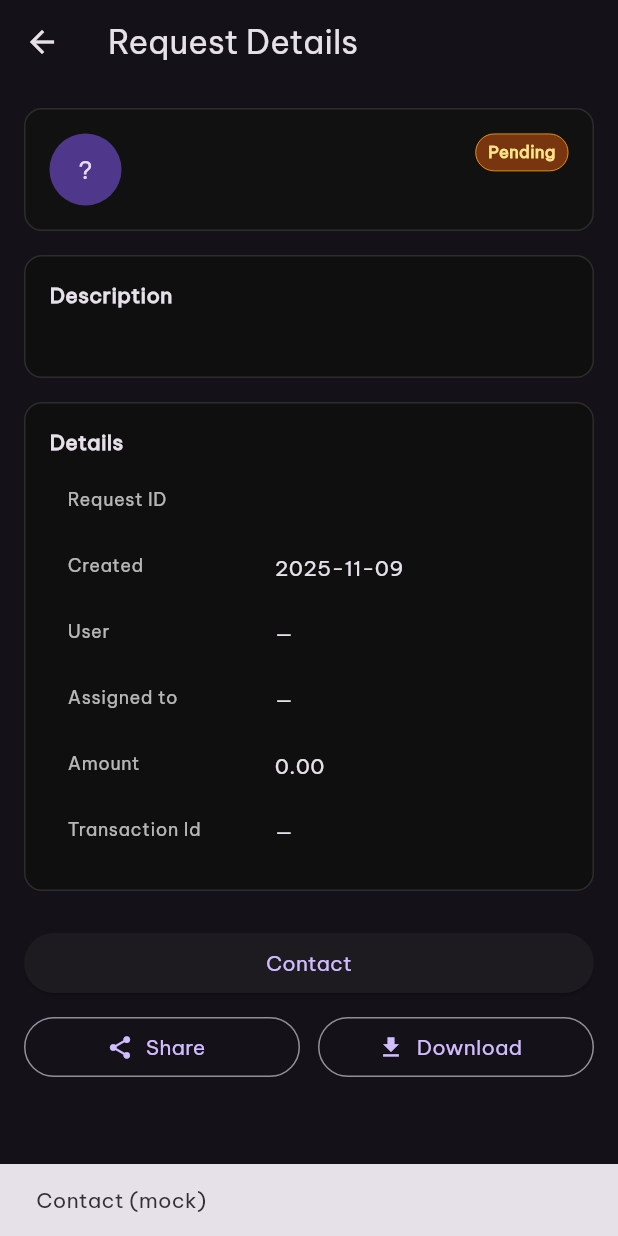
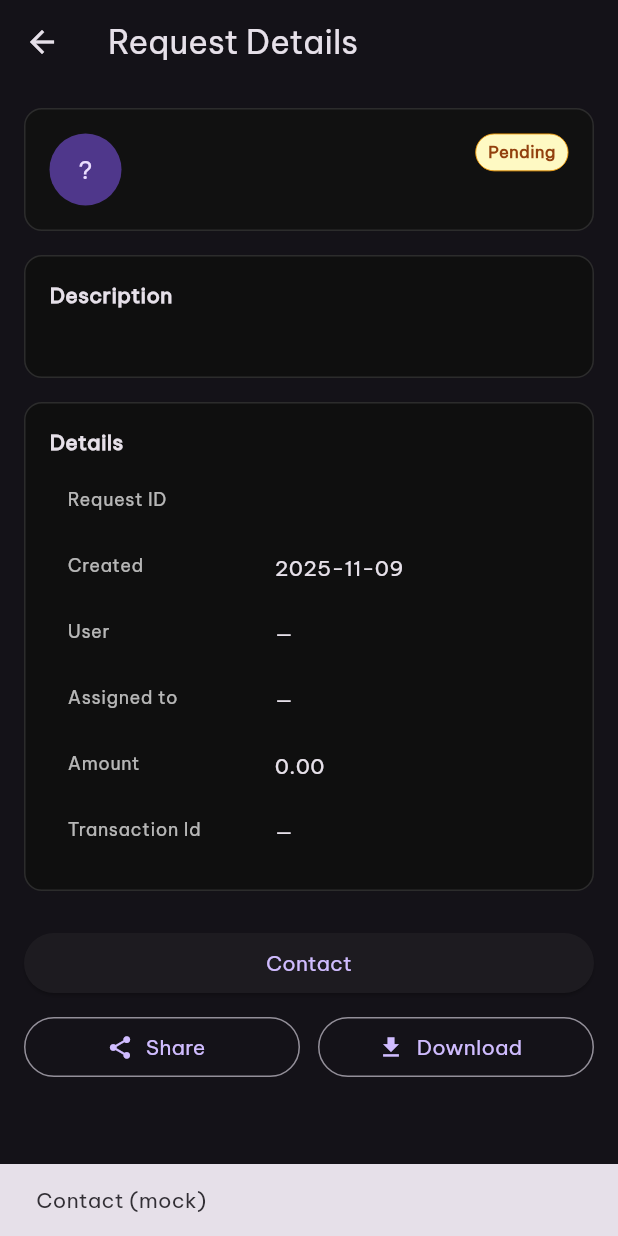
Before and after one commit to Beeziniss/Ekofy-Mobile, a Flutter app: the RequestDetailScreen screen opened directly with empty values, after a tap on "Contact", on a phone screen of 412 x 824 dp. Run offline on Flutter 3.47's test engine with Material 3 defaults, Android fonts, the phone set to English and light mode, and no system bars; our stand-ins replace dio, flutter_dotenv, flutter_otp_text_field, flutter_riverpod, flutter_secure_storage, flutter_svg and 3 more; accounts and stored records are empty; network calls fail; statements that could not run were skipped.

Commit message:
Add Transaction history UI + update status widget

```diff
--- a/ekofy_mobile/lib/core/widgets/badges/status_badge.dart
+++ b/ekofy_mobile/lib/core/widgets/badges/status_badge.dart
@@ -1,61 +1,48 @@
 import 'package:flutter/material.dart';
 
-import '../../../features/request_hub/data/models/request_status.dart';
+class AppStatusStyle {
+  final String label;
+  final Color bg;
+  final Color text;
+  final Color border;
 
-class StatusBadge extends StatelessWidget {
-  final RequestStatus status;
-  const StatusBadge({super.key, required this.status});
+  const AppStatusStyle({
+    required this.label,
+    required this.bg,
+    required this.text,
+    required this.border,
+  });
+}
+
+class AppStatusBadge extends StatelessWidget {
+  final AppStatusStyle style;
+  final EdgeInsets padding;
+  final double fontSize;
+
+  const AppStatusBadge({
+    super.key,
+    required this.style,
+    this.padding = const EdgeInsets.symmetric(horizontal: 8, vertical: 4),
+    this.fontSize = 11,
+  });
 
   @override
   Widget build(BuildContext context) {
-    final colors = _statusColors(status);
     return Container(
-      padding: const EdgeInsets.symmetric(horizontal: 8, vertical: 4),
+      padding: padding,
       decoration: BoxDecoration(
-        color: colors.background,
+        color: style.bg,
         borderRadius: BorderRadius.circular(999),
-        border: Border.all(color: colors.border, width: 0.6),
+        border: Border.all(color: style.border, width: 0.6),
       ),
       child: Text(
-        status.label,
-        style: TextStyle(fontSize: 11, fontWeight: FontWeight.w600, color: colors.text),
+        style.label,
+        style: TextStyle(
+          fontSize: fontSize,
+          fontWeight: FontWeight.w600,
+          color: style.text,
+        ),
       ),
     );
   }
 }
-
-class _StatusColors {
-  final Color background;
-  final Color text;
-  final Color border;
-  const _StatusColors(this.background, this.text, this.border);
-}
-
-_StatusColors _statusColors(RequestStatus status) {
-  switch (status) {
-    case RequestStatus.completed:
-      return _StatusColors(
-        const Color(0xFF064E3B), // dark green bg for dark theme
-        const Color(0xFFA7F3D0), // light green text
-        const Color(0xFF10B981),
-      );
-    case RequestStatus.pending:
-      return _StatusColors(
-        const Color(0xFF78350F),
-        const Color(0xFFFDE68A),
-        const Color(0xFFF59E0B),
-      );
-    case RequestStatus.inProgress:
-      return _StatusColors(
-        const Color(0xFF1E3A8A),
-        const Color(0xFFBFDBFE),
-        const Color(0xFF6366F1),
-      );
-    case RequestStatus.rejected:
-      return _StatusColors(
-        const Color(0xFF7F1D1D),
-        const Color(0xFFFCA5A5),
-        const Color(0xFFEF4444),
-      );
-  }
-}
--- a/ekofy_mobile/lib/features/request_hub/presentation/screens/request_detail_screen.dart
+++ b/ekofy_mobile/lib/features/request_hub/presentation/screens/request_detail_screen.dart
@@ -1,4 +1,6 @@
+import 'package:ekofy_mobile/features/request_hub/presentation/widgets/request_status_badge.dart';
 import 'package:flutter/material.dart';
+import 'package:graphql_flutter/graphql_flutter.dart';
 
 import '../../../../core/widgets/info/key_value_table.dart';
 import '../../data/models/request.dart';
@@ -59,7 +61,7 @@
               ],
             ),
           ),
-          StatusBadge(status: item.status),
+          RequestStatusBadge(status: item.status),
         ],
       ),
     );
--- a/ekofy_mobile/lib/features/request_hub/presentation/widgets/request_card.dart
+++ b/ekofy_mobile/lib/features/request_hub/presentation/widgets/request_card.dart
@@ -1,8 +1,9 @@
+import 'package:ekofy_mobile/features/request_hub/presentation/widgets/request_status_badge.dart';
 import 'package:flutter/material.dart';
 
 import '../../data/models/request.dart';
 import '../../data/models/request_status.dart';
-import '../../../../core/widgets/badges/status_badge.dart';
+
 
 class RequestCard extends StatelessWidget {
   final RequestItem item;
@@ -88,7 +89,7 @@
                   else
                     _pill(label: _formatAmount(item.amount, item.currency)),
                   const Spacer(),
-                  StatusBadge(status: item.status),
+                  RequestStatusBadge(status: item.status),
                 ],
               )
             ],
--- /dev/null
+++ b/ekofy_mobile/lib/features/request_hub/presentation/widgets/request_status_badge.dart
@@ -0,0 +1,15 @@
+import 'package:ekofy_mobile/core/widgets/badges/status_badge.dart';
+import 'package:ekofy_mobile/features/request_hub/data/models/request_status.dart';
+import 'package:flutter/material.dart';
+import 'package:ekofy_mobile/features/request_hub/presentation/widgets/request_status_badge_style.dart';
+
+
+class RequestStatusBadge extends StatelessWidget {
+  final RequestStatus status;
+  const RequestStatusBadge({super.key, required this.status});
+
+  @override
+  Widget build(BuildContext context) {
+    return AppStatusBadge(style: status.ui);
+  }
+}
--- /dev/null
+++ b/ekofy_mobile/lib/features/request_hub/presentation/widgets/request_status_badge_style.dart
@@ -0,0 +1,39 @@
+import 'package:ekofy_mobile/core/widgets/badges/status_badge.dart';
+import 'package:flutter/material.dart';
+
+import 'package:ekofy_mobile/features/request_hub/data/models/request_status.dart';
+
+extension RequestStatusUI on RequestStatus {
+  AppStatusStyle get ui {
+    switch (this) {
+      case RequestStatus.completed:
+        return const AppStatusStyle(
+          label: 'Completed',
+          bg: Color(0xFFDCFCE7),
+          text: Color(0xFF065F46),
+          border: Color(0xFF10B981),
+        );
+      case RequestStatus.pending:
+        return const AppStatusStyle(
+          label: 'Pending',
+          bg: Color(0xFFFEF9C3),
+          text: Color(0xFF92400E),
+          border: Color(0xFFF59E0B),
+        );
+      case RequestStatus.inProgress:
+        return const AppStatusStyle(
+          label: 'In-progress',
+          bg: Color(0xFFDBEAFE),
+          text: Color(0xFF1D4ED8),
+          border: Color(0xFF3B82F6),
+        );
+      case RequestStatus.rejected:
+        return const AppStatusStyle(
+          label: 'Rejected',
+          bg: Color(0xFFFEE2E2),
+          text: Color(0xFF7F1D1D),
+          border: Color(0xFFEF4444),
+        );
+    }
+  }
+}
```
Also changed, not shown: ekofy_mobile/lib/core/configs/routes/app_route.dart (+16 -0 lines), ekofy_mobile/lib/features/home/presentation/widgets/nav_tab_widget.dart (+13 -0 lines), ekofy_mobile/lib/features/profile/presentation/screens/profile_page.dart (+32 -0 lines), ekofy_mobile/lib/features/transactions/data/repositories/mock_transaction_repository.dart (added, +68 -0 lines), ekofy_mobile/lib/features/transactions/data/repositories/transaction_repository.dart (added, +7 -0 lines), ekofy_mobile/lib/features/transactions/domain/models/transaction_item.dart (added, +33 -0 lines), ekofy_mobile/lib/features/transactions/domain/models/transaction_status.dart (added, +16 -0 lines), ekofy_mobile/lib/features/transactions/presentation/screens/transaction_detail_screen.dart (added, +146 -0 lines), ekofy_mobile/lib/features/transactions/presentation/screens/transaction_history_list_screen.dart (added, +121 -0 lines), ekofy_mobile/lib/features/transactions/presentation/widgets/transaction_status_badge.dart (added, +16 -0 lines), ekofy_mobile/lib/features/transactions/presentation/widgets/transaction_status_badge_style.dart (added, +40 -0 lines).
